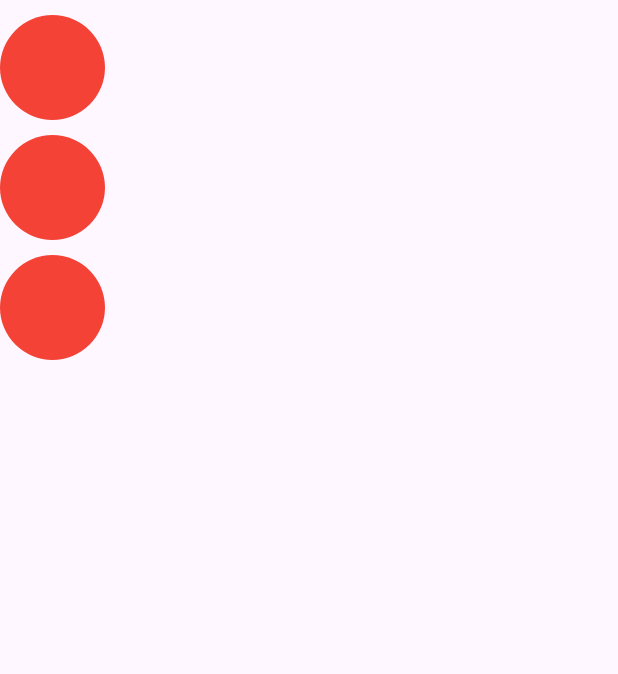
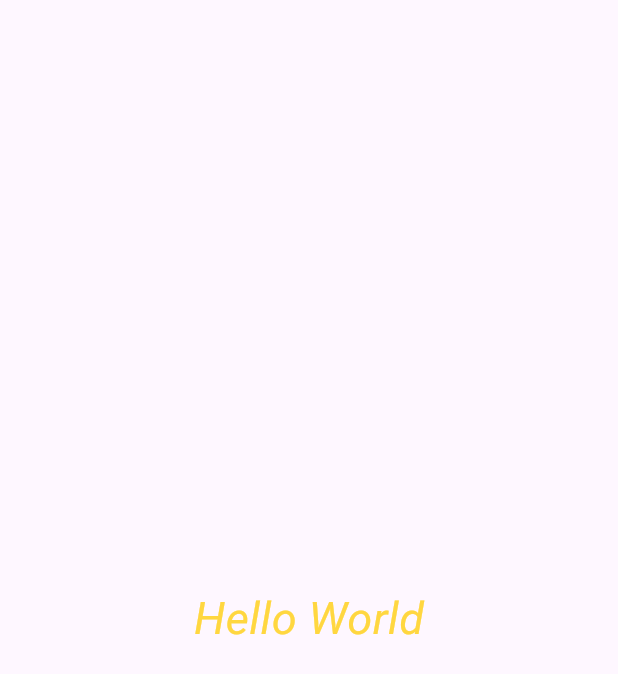
Before and after one commit to badolmajumdar123/Flutter, a Flutter app: the screen it shows after launch, on a phone screen of 412 x 824 dp. Shown: the top 674 px of the screen. Run offline on Flutter 3.47's test engine with Material 3 defaults, Android fonts, the phone set to English and light mode, and no system bars.

Commit message:
PracticeCenter
Co-authored-by: Copilot <copilot@github.com>

```diff
--- a/lib/main.dart
+++ b/lib/main.dart
@@ -1,4 +1,4 @@
-import 'package:flu/PracticeColum.dart';
+import 'package:flu/practiceCenter.dart';
 import 'package:flutter/material.dart';
 
 void main() {
@@ -16,7 +16,7 @@ class MyApp extends StatelessWidget {
 
       debugShowCheckedModeBanner: false,
 
-      home: PracticeColumn(),
+      home: PracticeCenter(),
     );
   }
 }
--- /dev/null
+++ b/lib/practiceCenter.dart
@@ -0,0 +1,26 @@
+import 'package:flutter/material.dart';
+
+class PracticeCenter extends StatefulWidget {
+  const PracticeCenter({super.key});
+
+  @override
+  State<PracticeCenter> createState() => _PracticeCenterState();
+}
+
+class _PracticeCenterState extends State<PracticeCenter> {
+  @override
+  Widget build(BuildContext context) {
+    return Scaffold(
+      body: Center(
+        child: Text(
+          "Hello World",
+          style: TextStyle(
+            fontSize: 30,
+            fontStyle: FontStyle.italic,
+            color: Colors.amberAccent,
+          ),
+        ),
+      ),
+    );
+  }
+}
```
